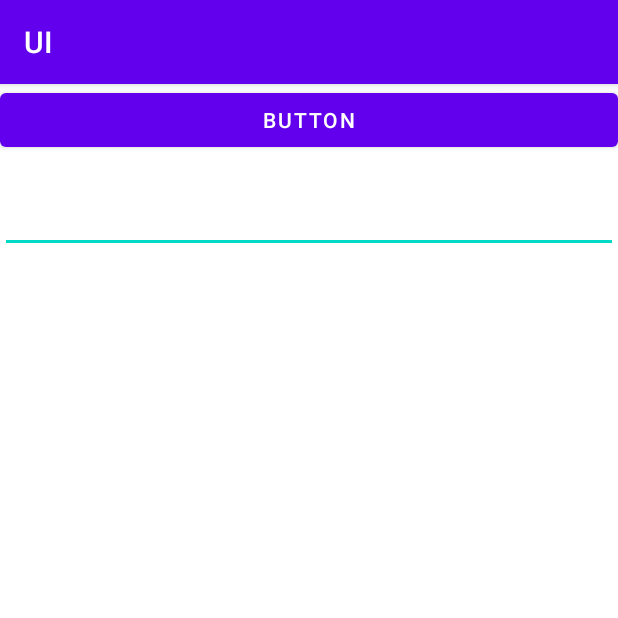
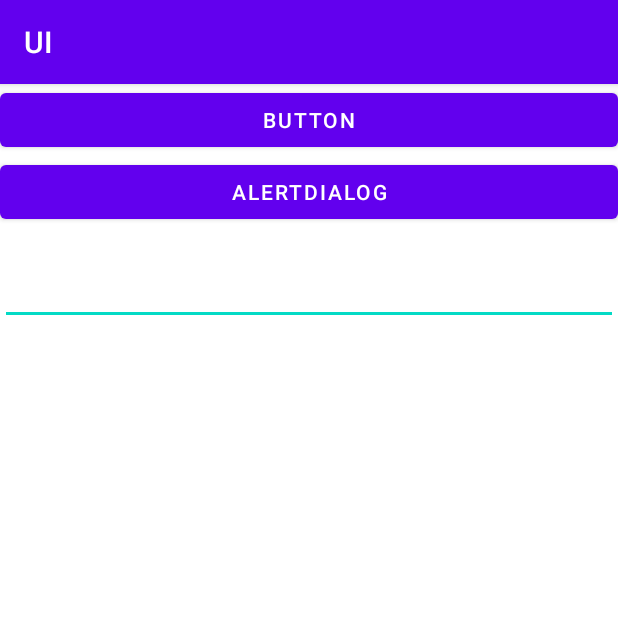
Before and after one commit to ymdysksic/UI, an Android app: the screen it shows after launch (MainActivity), after a tap on "BUTTON", on a phone screen of 412 x 824 dp, the top half of it. Run offline under Robolectric (Android 15) with nearby library versions, the phone set to English and light mode, and no system bars.

Commit message:
Lesson4 Chap.3.4 Show alart dialog

```diff
--- a/app/src/main/java/jp/techacademy/yusuke/ui/MainActivity.kt
+++ b/app/src/main/java/jp/techacademy/yusuke/ui/MainActivity.kt
@@ -4,17 +4,51 @@ import androidx.appcompat.app.AppCompatActivity
 import android.os.Bundle
 import android.util.Log  // ← ここを追加
 import android.view.View  // ← ここを追加
+import androidx.appcompat.app.AlertDialog
 import kotlinx.android.synthetic.main.activity_main.*
 
-class MainActivity : AppCompatActivity(){
+class MainActivity : AppCompatActivity(), View.OnClickListener {
+
     override fun onCreate(savedInstanceState: Bundle?) {
         super.onCreate(savedInstanceState)
         setContentView(R.layout.activity_main)
 
-        // Lesson4 Chap.3.3
-        button1.setOnClickListener {
-            // EditTextの文字列をTextViewに設定
+        button1.setOnClickListener(this)
+        button2.setOnClickListener(this)
+    }
+
+    override fun onClick(v: View) {
+        if (v.id == R.id.button1) {
             textView.text = editText.text.toString()
+        } else if (v.id == R.id.button2) {
+            showAlertDialog()
         }
     }
+
+    private fun showAlertDialog() {
+        // AlertDialog.Builderクラスを使ってAlertDialogの準備をする
+        val alertDialogBuilder = AlertDialog.Builder(this)
+        alertDialogBuilder.setTitle("タイトル")
+        alertDialogBuilder.setMessage("メッセージ")
+
+        // 肯定ボタンに表示される文字列、押したときのリスナーを設定する
+        alertDialogBuilder.setPositiveButton("肯定"){dialog, which ->
+            Log.d("UI_PARTS", "肯定ボタン")
+        }
+
+        // 中立ボタンに表示される文字列、押したときのリスナーを設定する
+        // 使わない引数の場合は「_」と記述するのがkotlinの慣習
+        alertDialogBuilder.setNeutralButton("中立"){_,_ ->
+            Log.d("UI_PARTS", "中立ボタン")
+        }
+
+        // 否定ボタンに表示される文字列、押したときのリスナーを設定する
+        alertDialogBuilder.setNegativeButton("否定"){_,_ ->
+            Log.d("UI_PARTS", "否定ボタン")
+        }
+
+        // AlertDialogを作成して表示する
+        val alertDialog = alertDialogBuilder.create()
+        alertDialog.show()
+    }
 }
--- a/app/src/main/res/layout/activity_main.xml
+++ b/app/src/main/res/layout/activity_main.xml
@@ -11,13 +11,18 @@
         android:text="BUTTON"
         android:id="@+id/button1"/>
 
+    <Button
+        android:layout_width="match_parent"
+        android:layout_height="wrap_content"
+        android:text="AlertDialog"
+        android:id="@+id/button2"/>
+
     <TextView
         android:layout_width="wrap_content"
         android:layout_height="wrap_content"
         android:text="TextView"
         android:id="@+id/textView"/>
 
-    <!--Lesson4 Chap.3.3-->
     <EditText
         android:layout_width="match_parent"
         android:layout_height="wrap_content"
```
